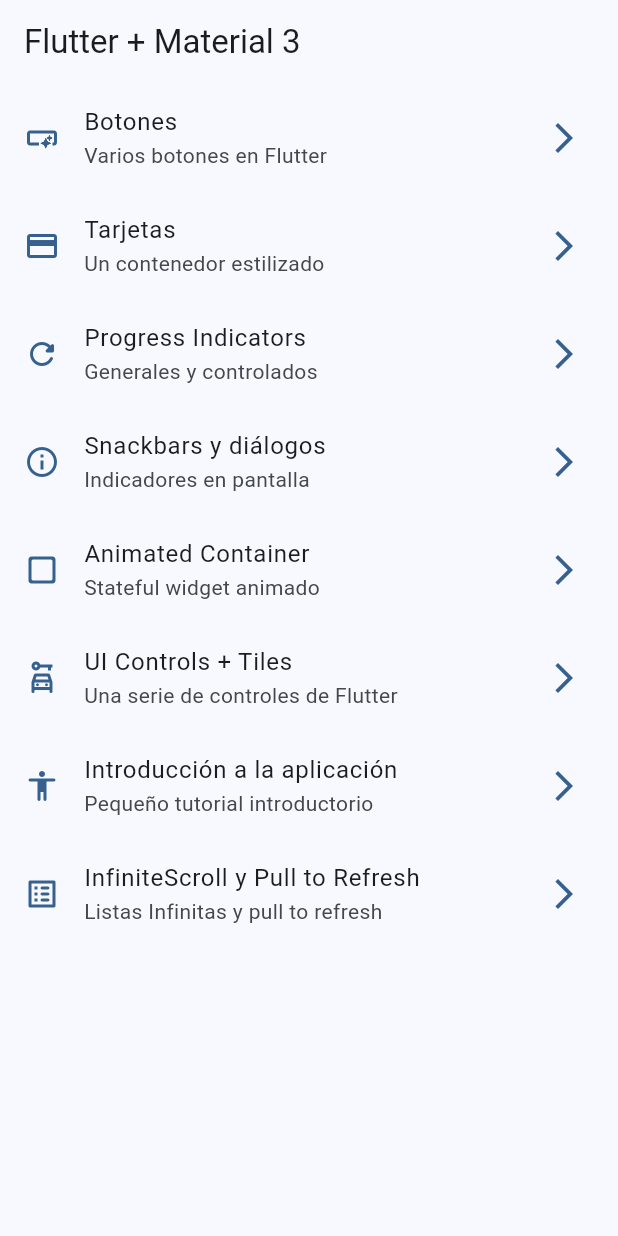
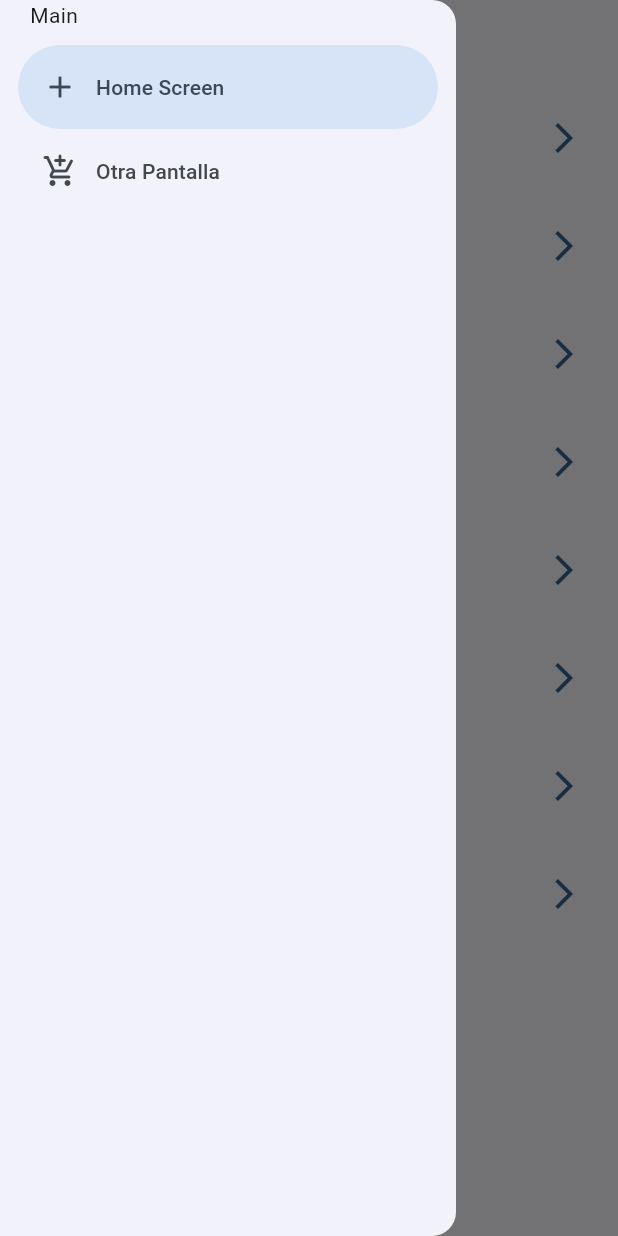
Before and after one commit to Axely7/Widgets-App, a Flutter app: the screen it shows after launch, with the side drawer open (before the commit the screen has no drawer), on a phone screen of 412 x 824 dp. Run offline on Flutter 3.47's test engine with Material 2 defaults, Android fonts, the phone set to English and light mode, and no system bars; our stand-ins replace animate_do, go_router.

Commit message:
drawer menu

```diff
--- a/lib/presentation/screens/home/home_screen.dart
+++ b/lib/presentation/screens/home/home_screen.dart
@@ -2,6 +2,7 @@ import 'package:flutter/material.dart';
 import 'package:go_router/go_router.dart';
 import 'package:widgets_app/config/menu/menu_items.dart';
 import 'package:widgets_app/presentation/screens/cards/cards_screen.dart';
+import 'package:widgets_app/presentation/widgets/side_menu.dart';
 
 class HomeScreen extends StatelessWidget {
   static const String name = 'home_screen';
@@ -15,6 +16,7 @@ class HomeScreen extends StatelessWidget {
         title: const Text('Flutter + Material 3'),
       ),
       body: _HomeView(),
+      drawer: const SideMenu(),
     );
   }
 }
--- /dev/null
+++ b/lib/presentation/widgets/side_menu.dart
@@ -0,0 +1,37 @@
+import 'package:flutter/material.dart';
+
+class SideMenu extends StatefulWidget {
+  const SideMenu({super.key});
+
+  @override
+  State<SideMenu> createState() => _SideMenuState();
+}
+
+class _SideMenuState extends State<SideMenu> {
+  int navDrawerIndex = 0;
+
+  @override
+  Widget build(BuildContext context) {
+    final hasNotch = MediaQuery.of(context).viewPadding.top;
+
+    return NavigationDrawer(
+      children: [
+        Padding(
+          padding: const EdgeInsets.fromLTRB(20, 0, 16, 10),
+          child: Text('Main'),
+        ),
+        NavigationDrawerDestination(
+            icon: Icon(Icons.add), label: const Text('Home Screen')),
+        NavigationDrawerDestination(
+            icon: Icon(Icons.add_shopping_cart_rounded),
+            label: const Text('Otra Pantalla'))
+      ],
+      selectedIndex: navDrawerIndex,
+      onDestinationSelected: (value) {
+        setState(() {
+          navDrawerIndex = value;
+        });
+      },
+    );
+  }
+}
```
Also changed, not shown: lib/presentation/screens/infinite_scroll/inifinite_scroll_screen.dart (+10 -0 lines).
